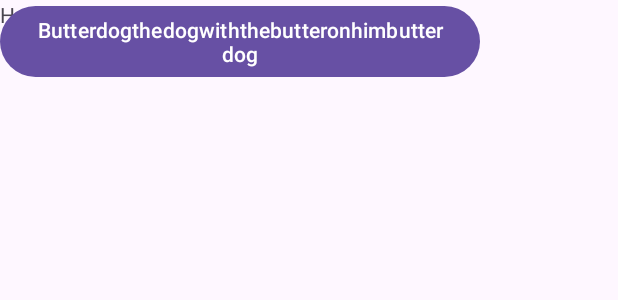
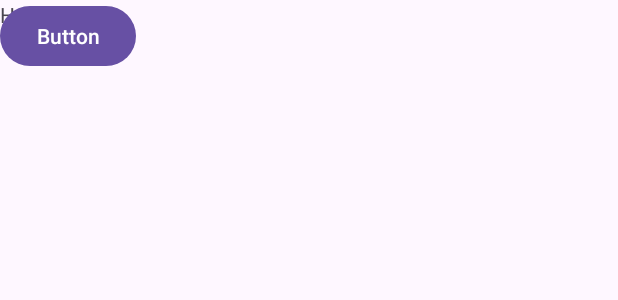
Before and after one commit to mazki10/AndroidFuxia, an Android app: the layout activity_main.xml on its own in the app's theme, with its tools: preview values and no code run, on a phone screen of 412 x 824 dp. Shown: the top 300 px of the screen. Run offline under Robolectric (Android 15) with nearby library versions, the phone set to English and light mode, and no system bars.

Commit message:
He metido un boton wapisimo

```diff
--- a/app/src/main/res/layout/activity_main.xml
+++ b/app/src/main/res/layout/activity_main.xml
@@ -15,11 +15,11 @@
         tools:layout_editor_absoluteY="239dp" />
 
     <Button
-        android:id="@+id/button2"
+        android:id="@+id/button3"
         android:layout_width="wrap_content"
         android:layout_height="wrap_content"
-        android:text="Butterdogthedogwiththebutteronhimbutterdog"
-        tools:layout_editor_absoluteX="27dp"
-        tools:layout_editor_absoluteY="364dp" />
+        android:text="Button"
+        tools:layout_editor_absoluteX="141dp"
+        tools:layout_editor_absoluteY="376dp" />
 
 </androidx.constraintlayout.widget.ConstraintLayout>
```
